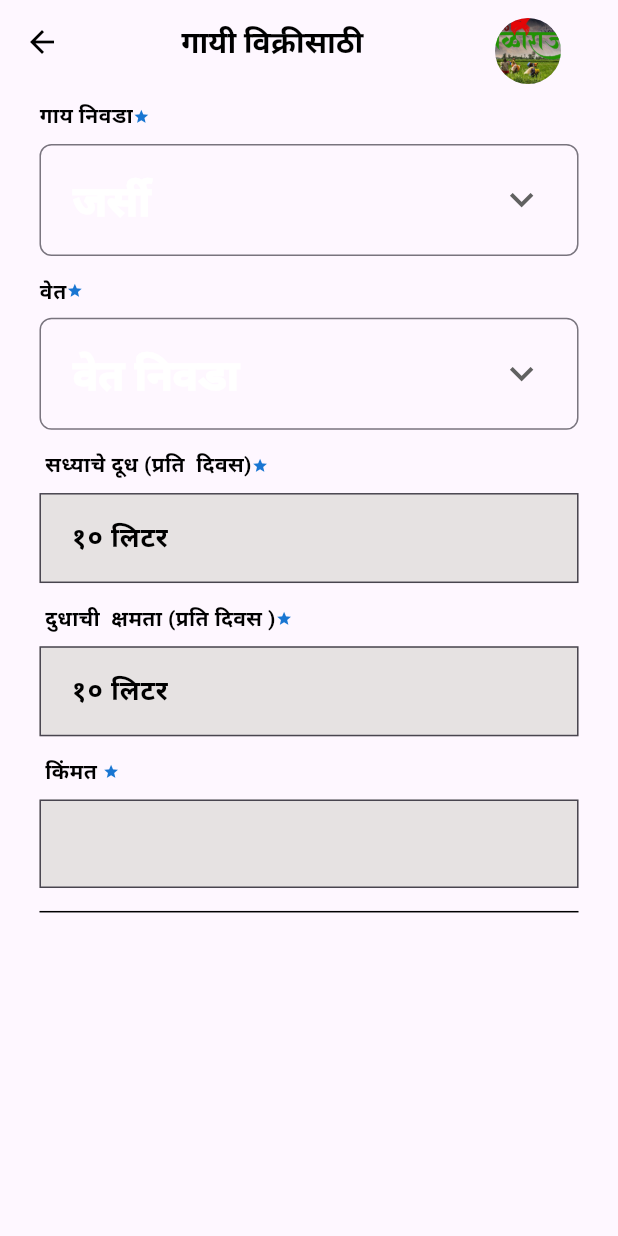
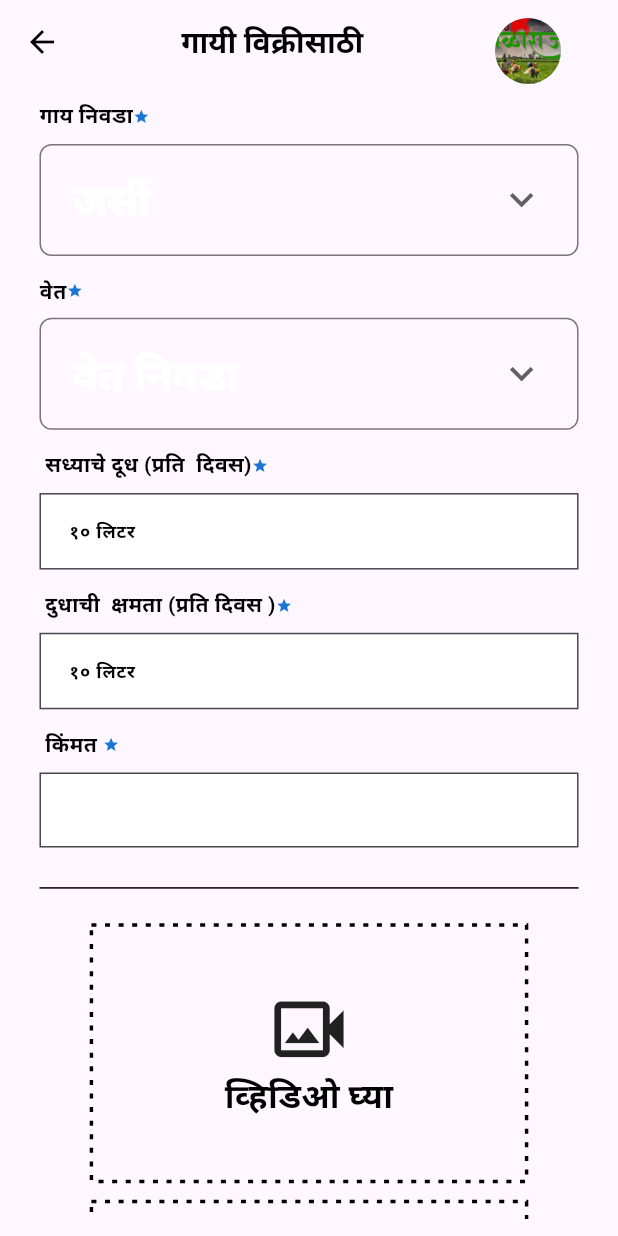
Before and after one commit to JalindarJagtap/Baliraja-app, a Flutter app: the CowSales screen opened by its route, on a phone screen of 412 x 824 dp. Run offline on Flutter 3.47's test engine with Material 3 defaults, Android fonts, the phone set to English and light mode, and no system bars; drawn by our look-alikes of dotted_border; our stand-ins replace carousel_slider, curved_labeled_navigation_bar, flutter_screenutil, go_router, google_fonts, pinput; key blocks and very long unbroken strings in the code were emptied for the run.

Commit message:
completed cow sales screen

```diff
--- a/lib/presentatioin/cow_sales_screen/cow_sales_screen.dart
+++ b/lib/presentatioin/cow_sales_screen/cow_sales_screen.dart
@@ -3,6 +3,7 @@ import 'package:baliraja/constants/app_string.dart';
 import 'package:baliraja/widgets/custom_text_widget.dart';
 import 'package:baliraja/widgets/dropdown_button.dart';
 import 'package:baliraja/widgets/textform_field_widget.dart';
+import 'package:dotted_border/dotted_border.dart';
 import 'package:flutter/material.dart';
 import 'package:flutter_screenutil/flutter_screenutil.dart';
 
@@ -63,7 +64,7 @@ class _CowSalesState extends State<CowSales> {
           padding: EdgeInsets.symmetric(horizontal: 23.w, vertical: 10.h),
           child: SingleChildScrollView(
             child: Column(
-              crossAxisAlignment: CrossAxisAlignment.start,
+              mainAxisAlignment: MainAxisAlignment.spaceBetween,
               children: [
                 Row(
                   children: [
@@ -160,8 +161,9 @@ class _CowSalesState extends State<CowSales> {
                 ),
                 TextFormFieldWidget(
                   hintText: AppStrings.dahaliter,
-                  fontSize: AppSizes.heavy18pxTextSize,
+                  fontSize: AppSizes.horizontalScreen12pxPaddingPhone,
                   fontWeight: FontWeight.bold,
+
                 ),
                 SizedBox(
                   height: 12.h,
@@ -187,8 +189,9 @@ class _CowSalesState extends State<CowSales> {
                 ),
                 TextFormFieldWidget(
                   hintText: AppStrings.dahaliter,
-                  fontSize: AppSizes.heavy18pxTextSize,
+                  fontSize: AppSizes.horizontalScreen12pxPaddingPhone,
                   fontWeight: FontWeight.bold,
+
                 ),
                 SizedBox(
                   height: 12.h,
@@ -213,14 +216,120 @@ class _CowSalesState extends State<CowSales> {
                   height: 7.h,
                 ),
                 TextFormFieldWidget(
-                  fontSize: AppSizes.heavy18pxTextSize,
+                  fontSize: AppSizes.horizontalScreen12pxPaddingPhone,
                   fontWeight: FontWeight.bold,
                 ),
                 SizedBox(
-                  height: 7.h,
+                  height: 17.h,
                 ),
                 Divider(
                   color: Theme.of(context).shadowColor,
+                ),
+                SizedBox(
+                  height: 15.h,
+                ),
+                Column(
+                  mainAxisAlignment: MainAxisAlignment.center,
+                  children: [
+                    DottedBorder(
+                      color: Colors.black,
+                      strokeWidth: 2.w,
+                      dashPattern: [3.h, 5.w],
+                      // ignore: sized_box_for_whitespace
+                      child: Container(
+                        height: 150.h,
+                        width: 250.w,
+                        child: Column(
+                          mainAxisAlignment: MainAxisAlignment.center,
+                          children: [
+                            Icon(Icons.video_camera_back_outlined, size: 50.sp),
+                            TextWidget(
+                              context: context,
+                              data: "व्हिडिओ घ्या",
+                              fontSize: 20.sp,
+                              color: Theme.of(context).shadowColor,
+                            ),
+                          ],
+                        ),
+                      ),
+                    ),
+                    SizedBox(
+                      height: 12.h,
+                    ),
+                    DottedBorder(
+                      color: Colors.black,
+                      strokeWidth: 2.w,
+                      dashPattern: [3.h, 5.w],
+                      // ignore: sized_box_for_whitespace
+                      child: Container(
+                        height: 150.h,
+                        width: 250.w,
+                        child: Column(
+                          mainAxisAlignment: MainAxisAlignment.center,
+                          children: [
+                            Icon(Icons.photo, size: 50.sp),
+                            TextWidget(
+                              context: context,
+                              data: "फोटो घ्या ",
+                              fontSize: 20.sp,
+                              color: Theme.of(context).shadowColor,
+                            ),
+                          ],
+                        ),
+                      ),
+                    ),
+                  ],
+                ),
+                SizedBox(
+                  height: 12.h,
+                ),
+                Divider(
+                  color: Theme.of(context).shadowColor,
+                ),
+                SizedBox(
+                  height: 12.h,
+                ),
+                Column(
+                  children: [
+                    Container(
+                      height: 40.h,
+                      width: 350.w,
+                      color: Colors.amber,
+                      child: Row(
+                        mainAxisAlignment: MainAxisAlignment.center,
+                        children: [
+                          TextWidget(
+                            data: "अधिक माहिती टाका ",
+                            color: Theme.of(context).shadowColor,
+                            fontSize: 20.sp,
+                          ),
+                          SizedBox(
+                            width: 5.w,
+                          ),
+                          Icon(
+                            Icons.keyboard_arrow_down,
+                            size: 25.sp,
+                          )
+                        ],
+                      ),
+                    ),
+                    SizedBox(height: 20.h),
+                    Container(
+                      height: 40.h,
+                      width: 350.w,
+                      color: const Color.fromARGB(255, 89, 210, 244),
+                      child: Row(
+                        mainAxisAlignment: MainAxisAlignment.center,
+                        children: [
+                          TextWidget(
+                            data: "समाविष्ट करा",
+                            color: Theme.of(context).shadowColor,
+                            fontSize: 20.sp,
+                          ),
+                        ],
+                      ),
+                    ),
+                  ],
                 ),
               ],
             ),
--- a/lib/widgets/textform_field_widget.dart
+++ b/lib/widgets/textform_field_widget.dart
@@ -56,7 +56,7 @@ class TextFormFieldWidget extends StatelessWidget {
         labelText: lableText,
         labelStyle: const TextStyle(color: AppColors.blackColor),
         filled: true,
-        fillColor: AppColors.graywhiteColor,
+        fillColor: AppColors.whiteColor,
         focusedBorder: OutlineInputBorder(
           borderSide: const BorderSide(color: AppColors.blackColor),
           borderRadius: borderRadius ?? BorderRadius.zero,
--- a/pubspec.yaml
+++ b/pubspec.yaml
@@ -43,6 +43,7 @@ dependencies:
   pinput: ^3.0.1
   carousel_slider: ^4.2.1
   curved_labeled_navigation_bar: ^2.0.2
+  dotted_border: ^2.1.0
 
 dev_dependencies:
   flutter_test:
```
Also changed, not shown: pubspec.lock.
